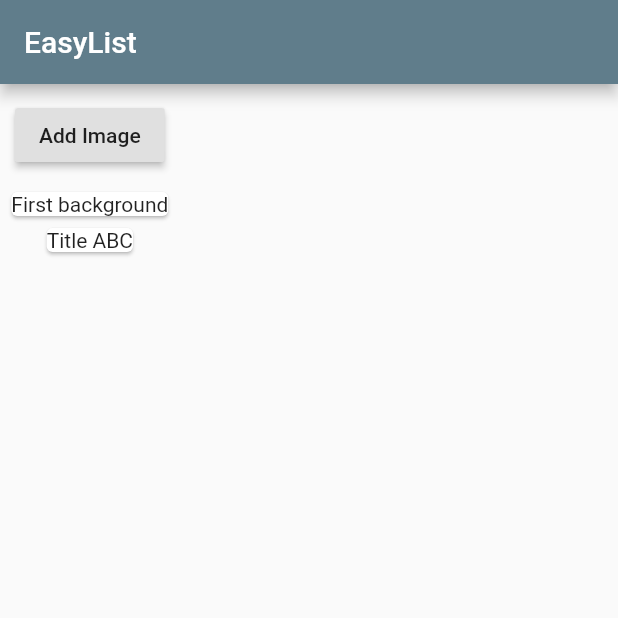
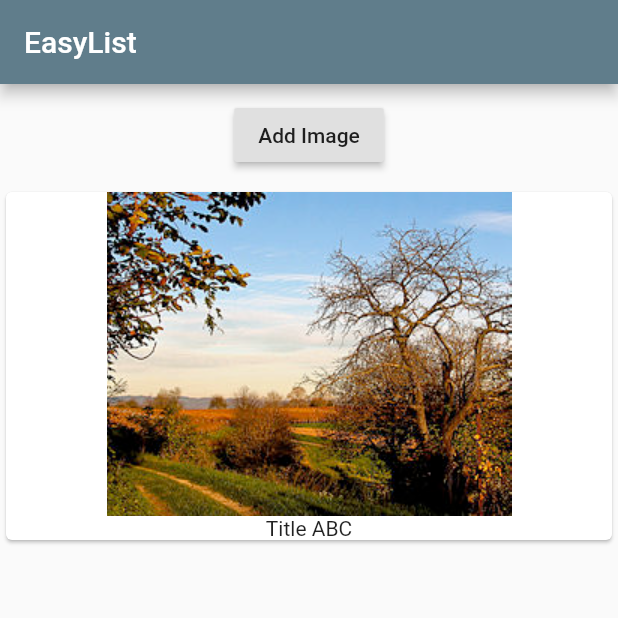
Before and after one commit to NicolasPla/FlutterProject, a Flutter app: the screen it shows after launch, after a tap on "Add Image", on a phone screen of 412 x 824 dp, the top half of it. Run offline on Flutter 3.47's test engine with Material 2 defaults, Android fonts, the phone set to English and light mode, and no system bars.

Commit message:
Text added if no background found

```diff
--- a/flutter_app/lib/background_manager.dart
+++ b/flutter_app/lib/background_manager.dart
@@ -6,7 +6,7 @@ class BackgroundManager extends StatefulWidget{
 
   String startingBackground;
 
-  BackgroundManager({this.startingBackground = 'Default background'});
+  BackgroundManager({this.startingBackground});
 
   @override
   State<StatefulWidget> createState() {
@@ -24,7 +24,11 @@ class _BackgroundManagerState extends State<BackgroundManager>{
   void initState() {
     print('[BackgroundManager State] initState()');
 
-    _backgrounds.add(widget.startingBackground);
+    if(widget.startingBackground != null)
+      {
+        _backgrounds.add(widget.startingBackground);
+      }
+
     super.initState();
   }
 
@@ -47,7 +51,7 @@ class _BackgroundManagerState extends State<BackgroundManager>{
       margin: EdgeInsets.all(10.0),
       child: BackgroundControl(_addBackground),
     ),
-      Backgrounds(_backgrounds)
+      Expanded(child: Backgrounds(_backgrounds))
     ],);
   }
 }
--- a/flutter_app/lib/backgrounds.dart
+++ b/flutter_app/lib/backgrounds.dart
@@ -9,22 +9,26 @@ class Backgrounds extends StatelessWidget{
     print('[Background Widet] Constructor');
   }
 
+  Widget _buildBackgroundItem(BuildContext context, int index){
+    return Card(
+      child: Column(
+        children: <Widget>[
+          Image.asset('assets/paisaje.jpg'),
+          Text(backgrounds[index])
+        ],
+      ),
+    );
+  }
+
   @override
   Widget build(BuildContext context) {
     print('[Background Widet] Build');
 
-    return Column(
-      children: backgrounds
-          .map((element) => Card(
-        child: Column(
-          children: <Widget>[
-            //Image.asset('assets/paisaje.jpg'),
-            Text(element)
-          ],
-        ),
-      ))
-          .toList(),
-    );
+    return backgrounds.length > 0 ?  ListView.builder(
+      itemBuilder: _buildBackgroundItem,
+      itemCount: backgrounds.length,
+
+    ) : Center(child: Text('No background found, Please add some'),);
   }
 
 }
--- a/flutter_app/lib/main.dart
+++ b/flutter_app/lib/main.dart
@@ -15,7 +15,7 @@ class MyApp extends StatelessWidget {
           appBar: AppBar(
             title: Text('EasyList'),
           ),
-          body: BackgroundManager(startingBackground: 'First background')),
+          body: BackgroundManager()),
     );
   }
 }
```
